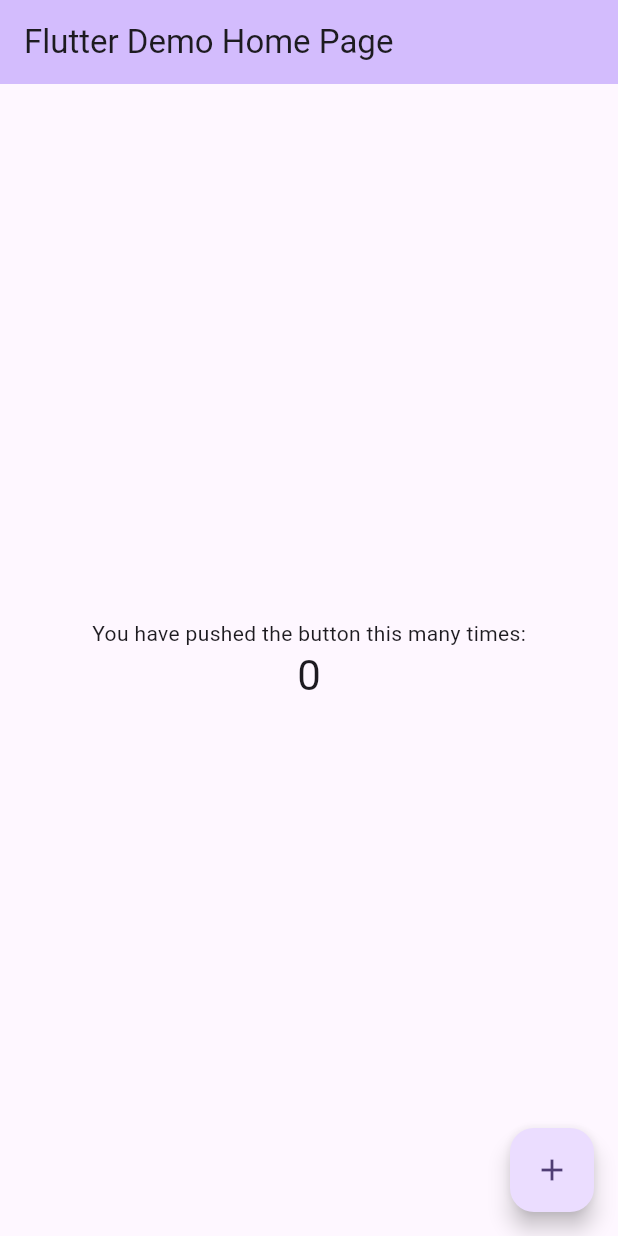
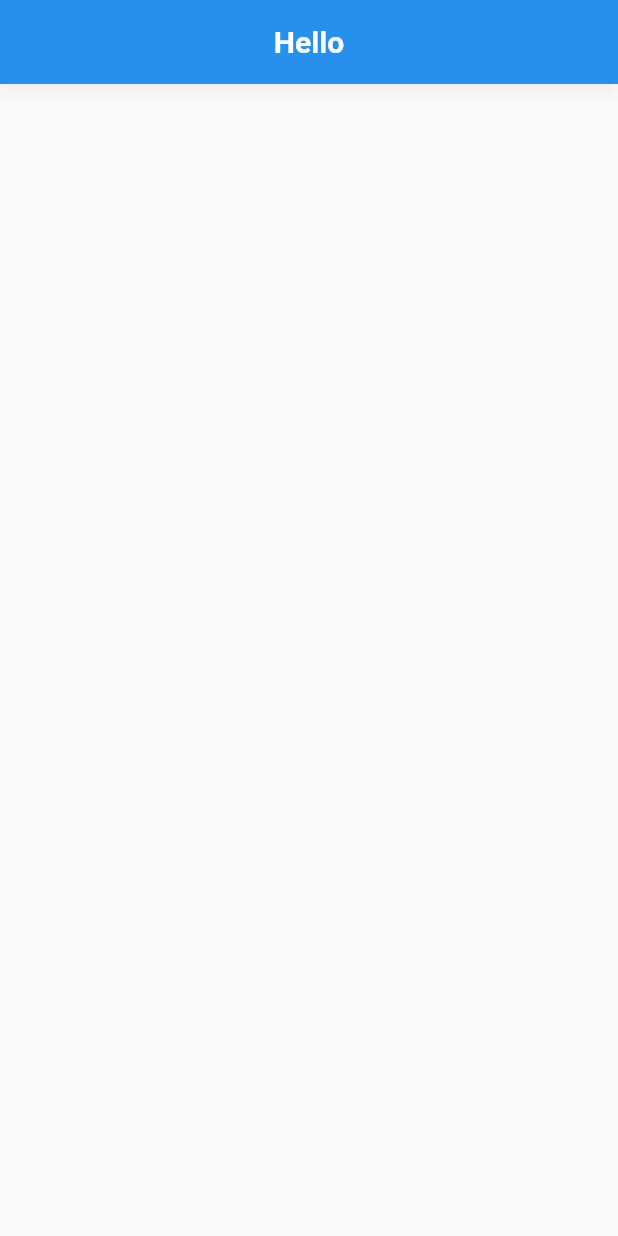
Before and after one commit to jatulya/flutter-learning, a Flutter app: the screen it shows after launch, on a phone screen of 412 x 824 dp. Run offline on Flutter 3.47's test engine with Material 3 defaults, Android fonts, the phone set to English and light mode, and no system bars; our stand-ins replace dio, event_bus, flutter_bloc, flutter_dotenv, fluttertoast, get_it and 2 more.

Commit message:
feat:added theme and colors

```diff
--- /dev/null
+++ b/fb_messenger_ui/lib/app/common/styles/app_colors.dart
@@ -0,0 +1,31 @@
+import 'package:flutter/material.dart';
+
+class AppColors {
+  const AppColors._();
+
+  //  Blue shades
+  static const Color blueLight = Color(0xFFBBDEFB); // light blue
+  static const Color blue = Color(0xFF2196F3);       // primary blue
+  static const Color blueDark = Color(0xFF1565C0);   // dark blue
+
+  //  Green shades
+  static const Color greenLight = Color(0xFFC8E6C9); // light green
+  static const Color green = Color(0xFF4CAF50);      // primary green
+  static const Color greenDark = Color(0xFF2E7D32);  // dark green
+
+  // Black and greys
+  static const Color black = Color(0xFF1E1F1C);           // custom black
+  static const Color black80 = Color(0xCC1E1F1C);          // 80% opacity
+  static const Color black60 = Color(0x991E1F1C);          // 60% opacity
+  static const Color greyShadow = Color(0x33000000);       // 20% black for shadow
+  static const Color greyBackground = Color(0xFFF1F3F4);   // search bar bg
+  static const Color greyText = Color(0xFF9E9E9E);         // light grey text
+
+  // Off-white
+  static const Color offWhite = Color(0xFFFAFAFA);         // subtle off-white
+
+  // Other grey variants if needed
+  static const Color grey100 = Color(0xFFF5F5F5);
+  static const Color grey200 = Color(0xFFEEEEEE);
+  static const Color grey300 = Color(0xFFE0E0E0);
+}
--- /dev/null
+++ b/fb_messenger_ui/lib/app/common/styles/themes.dart
@@ -0,0 +1,141 @@
+import 'package:flutter/material.dart';
+import 'app_colors.dart'; // Assuming AppColors is defined separately
+
+class AppTheme {
+  const AppTheme._();
+
+  static ThemeData get lightTheme {
+    return ThemeData(
+      brightness: Brightness.light,
+      fontFamily: 'Roboto', // Or any suitable modern sans-serif font
+      primaryColor: AppColors.blue,
+      scaffoldBackgroundColor: AppColors.offWhite,
+
+      appBarTheme: AppBarTheme(
+        backgroundColor: AppColors.blue,
+        elevation: 4,
+        shadowColor: AppColors.greyShadow,
+        centerTitle: true,
+        iconTheme: IconThemeData(color: Colors.white),
+        titleTextStyle: TextStyle(
+          fontSize: 20,
+          fontWeight: FontWeight.bold,
+          color: Colors.white,
+        ),
+      ),
+
+      elevatedButtonTheme: ElevatedButtonThemeData(
+        style: ElevatedButton.styleFrom(
+          backgroundColor: AppColors.blueDark,
+          foregroundColor: Colors.white,
+          shape: RoundedRectangleBorder(
+            borderRadius: BorderRadius.circular(12),
+          ),
+          elevation: 2,
+          shadowColor: AppColors.greyShadow,
+        ),
+      ),
+
+      textTheme: TextTheme(
+        bodyLarge: TextStyle(fontSize: 16, color: AppColors.black),
+        bodyMedium: TextStyle(fontSize: 14, color: AppColors.greyText),
+        titleMedium: TextStyle(fontSize: 18, fontWeight: FontWeight.bold, color: AppColors.black),
+      ),
+
+      iconTheme: IconThemeData(color: AppColors.greyText),
+
+      inputDecorationTheme: InputDecorationTheme(
+        filled: true,
+        fillColor: AppColors.greyBackground,
+        contentPadding: EdgeInsets.symmetric(horizontal: 16, vertical: 12),
+        border: OutlineInputBorder(
+          borderRadius: BorderRadius.circular(12),
+          borderSide: BorderSide.none,
+        ),
+        hintStyle: TextStyle(color: AppColors.greyText),
+      ),
+
+      cardTheme: CardThemeData(
+        shape: RoundedRectangleBorder(
+          borderRadius: BorderRadius.circular(16),
+        ),
+        elevation: 2,
+        shadowColor: AppColors.greyShadow,
+      ),
+
+      dividerTheme: DividerThemeData(
+        thickness: 0.5,
+        color: AppColors.grey300,
+      ),
+    );
+  }
+
+  static ThemeData get darkTheme {
+    return ThemeData(
+      brightness: Brightness.dark,
+      fontFamily: 'Roboto',
+      primaryColor: AppColors.blueDark,
+      scaffoldBackgroundColor: AppColors.black,
+
+      appBarTheme: AppBarTheme(
+        backgroundColor: AppColors.black80,
+        elevation: 2,
+        iconTheme: IconThemeData(color: Colors.white),
+        titleTextStyle: TextStyle(
+          fontSize: 20,
+          fontWeight: FontWeight.bold,
+          color: Colors.white,
+        ),
+      ),
+
+      elevatedButtonTheme: ElevatedButtonThemeData(
+        style: ElevatedButton.styleFrom(
+          backgroundColor: AppColors.blue,
+          foregroundColor: Colors.white,
+          shape: RoundedRectangleBorder(
+            borderRadius: BorderRadius.circular(12),
+          ),
+        ),
+      ),
+
+      textTheme: TextTheme(
+        bodyLarge: TextStyle(fontSize: 16, color: Colors.white),
+        bodyMedium: TextStyle(fontSize: 14, color: AppColors.grey300),
+        titleMedium: TextStyle(fontSize: 18, fontWeight: FontWeight.bold, color: Colors.white),
+      ),
+
+      inputDecorationTheme: InputDecorationTheme(
+        filled: true,
+        fillColor: AppColors.black60,
+        contentPadding: EdgeInsets.symmetric(horizontal: 16, vertical: 12),
+        border: OutlineInputBorder(
+          borderRadius: BorderRadius.circular(12),
+          borderSide: BorderSide.none,
+        ),
+        hintStyle: TextStyle(color: AppColors.grey300),
+      ),
+
+      cardTheme: CardThemeData(
+        color: AppColors.black80,
+        shape: RoundedRectangleBorder(
+          borderRadius: BorderRadius.circular(16),
+        ),
+        elevation: 1,
+      ),
+
+      iconTheme: IconThemeData(color: Colors.white),
+
+      dividerTheme: DividerThemeData(
+        thickness: 0.5,
+        color: AppColors.grey300,
+      ),
+    );
+  }
+}
+
+/// Custom shape scheme placeholder
+class ShapeScheme {
+  final ShapeBorder storyAvatarShape;
+
+  const ShapeScheme({required this.storyAvatarShape});
+}
--- /dev/null
+++ b/fb_messenger_ui/lib/app/components/conversations.dart
@@ -0,0 +1,16 @@
+import 'package:flutter/material.dart';
+
+class Conversations extends StatefulWidget{
+  const Conversations({super.key});
+
+  @override
+  State<Conversations> createState() => _ConversationsState();
+}
+
+class _ConversationsState extends State<Conversations> {
+  @override
+  Widget build(BuildContext context) {
+
+    throw UnimplementedError();
+  }
+}
--- /dev/null
+++ b/fb_messenger_ui/lib/app/pages/chat_page.dart
@@ -0,0 +1,14 @@
+import 'package:flutter/material.dart';
+
+class ChatPage extends StatelessWidget {
+  const ChatPage({super.key});
+
+  @override
+  Widget build(BuildContext context){
+    return Scaffold(
+      appBar : AppBar(
+        title : Text("Hello"),
+      )
+    );
+  }
+}
--- a/fb_messenger_ui/lib/main.dart
+++ b/fb_messenger_ui/lib/main.dart
@@ -1,3 +1,5 @@
+import 'package:fb_messenger_ui/app/common/styles/themes.dart';
+import 'package:fb_messenger_ui/app/pages/chat_page.dart';
 import 'package:flutter/material.dart';
 
 void main() {
@@ -7,116 +9,13 @@ void main() {
 class MyApp extends StatelessWidget {
   const MyApp({super.key});
 
-  // This widget is the root of your application.
   @override
   Widget build(BuildContext context) {
     return MaterialApp(
-      title: 'Flutter Demo',
-      theme: ThemeData(
-        // This is the theme of your application.
-        //
-        // TRY THIS: Try running your application with "flutter run". You'll see
-        // the application has a purple toolbar. Then, without quitting the app,
-        // try changing the seedColor in the colorScheme below to Colors.green
-        // and then invoke "hot reload" (save your changes or press the "hot
-        // reload" button in a Flutter-supported IDE, or press "r" if you used
-        // the command line to start the app).
-        //
-        // Notice that the counter didn't reset back to zero; the application
-        // state is not lost during the reload. To reset the state, use hot
-        // restart instead.
-        //
-        // This works for code too, not just values: Most code changes can be
-        // tested with just a hot reload.
-        colorScheme: ColorScheme.fromSeed(seedColor: Colors.deepPurple),
-      ),
-      home: const MyHomePage(title: 'Flutter Demo Home Page'),
+      theme: AppTheme.lightTheme,
+      darkTheme: AppTheme.darkTheme,
+      themeMode: ThemeMode.system, // or ThemeMode.dark / light
+      home: ChatPage(),
     );
   }
 }
-
-class MyHomePage extends StatefulWidget {
-  const MyHomePage({super.key, required this.title});
-
-  // This widget is the home page of your application. It is stateful, meaning
-  // that it has a State object (defined below) that contains fields that affect
-  // how it looks.
-
-  // This class is the configuration for the state. It holds the values (in this
-  // case the title) provided by the parent (in this case the App widget) and
-  // used by the build method of the State. Fields in a Widget subclass are
-  // always marked "final".
-
-  final String title;
-
-  @override
-  State<MyHomePage> createState() => _MyHomePageState();
-}
-
-class _MyHomePageState extends State<MyHomePage> {
-  int _counter = 0;
-
-  void _incrementCounter() {
-    setState(() {
-      // This call to setState tells the Flutter framework that something has
-      // changed in this State, which causes it to rerun the build method below
-      // so that the display can reflect the updated values. If we changed
-      // _counter without calling setState(), then the build method would not be
-      // called again, and so nothing would appear to happen.
-      _counter++;
-    });
-  }
-
-  @override
-  Widget build(BuildContext context) {
-    // This method is rerun every time setState is called, for instance as done
-    // by the _incrementCounter method above.
-    //
-    // The Flutter framework has been optimized to make rerunning build methods
-    // fast, so that you can just rebuild anything that needs updating rather
-    // than having to individually change instances of widgets.
-    return Scaffold(
-      appBar: AppBar(
-        // TRY THIS: Try changing the color here to a specific color (to
-        // Colors.amber, perhaps?) and trigger a hot reload to see the AppBar
-        // change color while the other colors stay the same.
-        backgroundColor: Theme.of(context).colorScheme.inversePrimary,
-        // Here we take the value from the MyHomePage object that was created by
-        // the App.build method, and use it to set our appbar title.
-        title: Text(widget.title),
-      ),
-      body: Center(
-        // Center is a layout widget. It takes a single child and positions it
-        // in the middle of the parent.
-        child: Column(
-          // Column is also a layout widget. It takes a list of children and
-          // arranges them vertically. By default, it sizes itself to fit its
-          // children horizontally, and tries to be as tall as its parent.
-          //
-          // Column has various properties to control how it sizes itself and
-          // how it positions its children. Here we use mainAxisAlignment to
-          // center the children vertically; the main axis here is the vertical
-          // axis because Columns are vertical (the cross axis would be
-          // horizontal).
-          //
-          // TRY THIS: Invoke "debug painting" (choose the "Toggle Debug Paint"
-          // action in the IDE, or press "p" in the console), to see the
-          // wireframe for each widget.
-          mainAxisAlignment: MainAxisAlignment.center,
-          children: <Widget>[
-            const Text('You have pushed the button this many times:'),
-            Text(
-              '$_counter',
-              style: Theme.of(context).textTheme.headlineMedium,
-            ),
-          ],
-        ),
-      ),
-      floatingActionButton: FloatingActionButton(
-        onPressed: _incrementCounter,
-        tooltip: 'Increment',
-        child: const Icon(Icons.add),
-      ), // This trailing comma makes auto-formatting nicer for build methods.
-    );
-  }
-}
```
